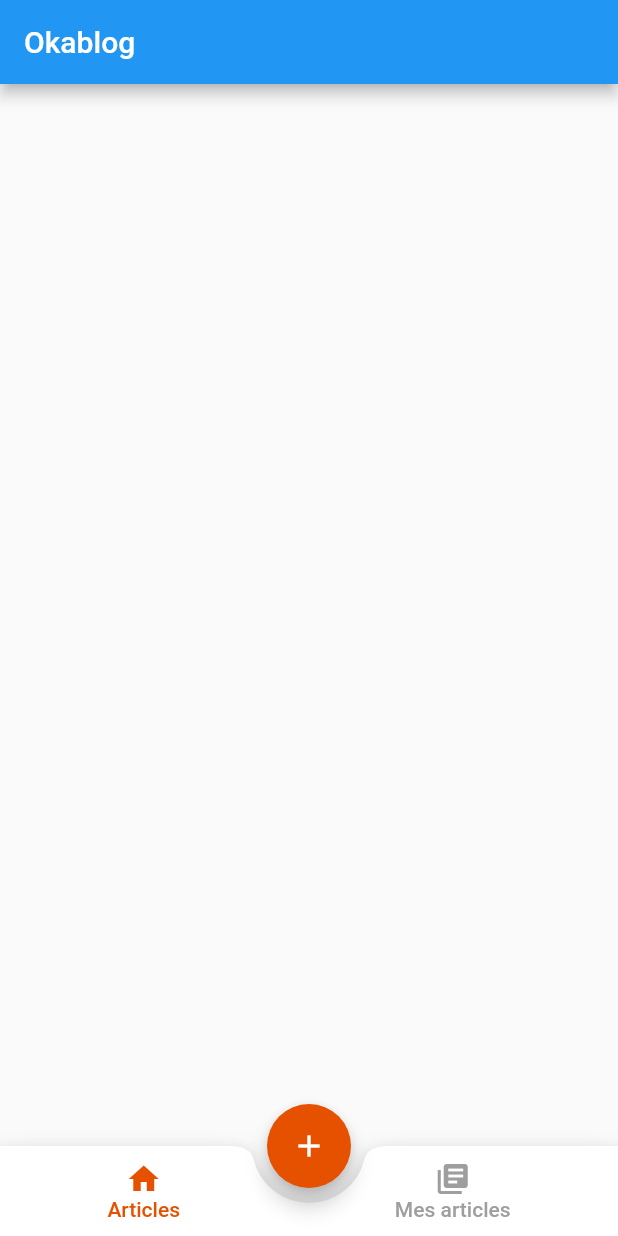
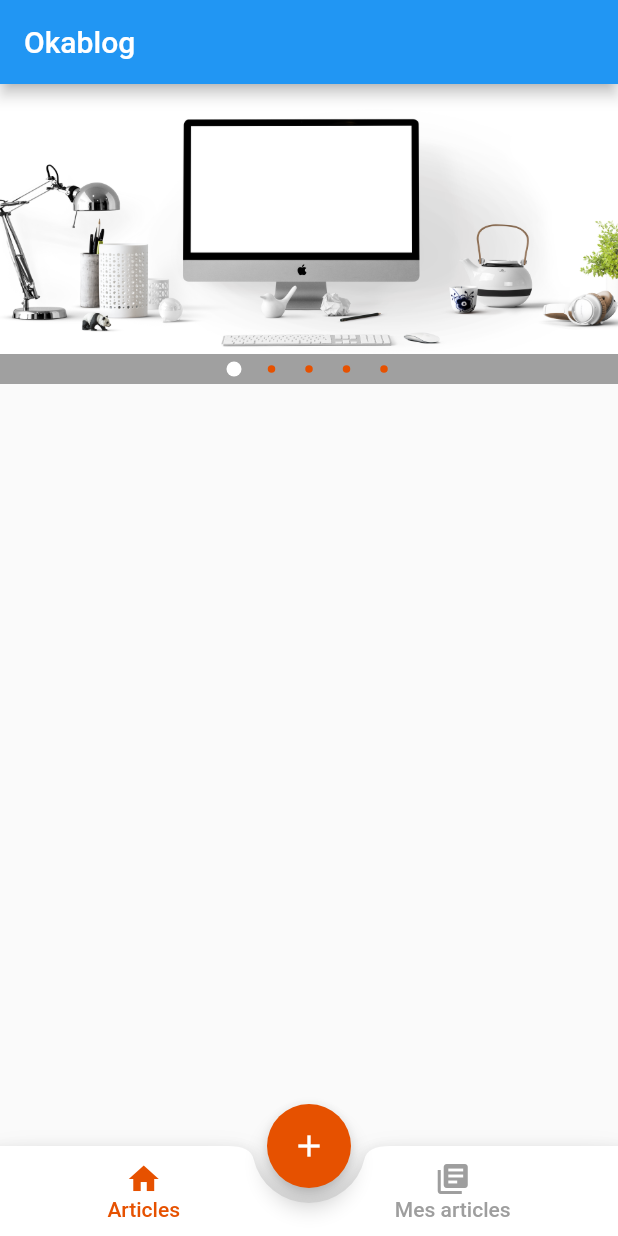
Before and after one commit to adrienmaloba/okablog, a Flutter app: the screen it shows after launch, on a phone screen of 412 x 824 dp. Run offline on Flutter 3.47's test engine with Material 2 defaults, Android fonts, the phone set to English and light mode, and no system bars; drawn by our look-alikes of carousel_pro; our stand-ins replace simple_animations.

Commit message:
[UI] Add carousel

```diff
--- a/lib/Interfaces/dashboard.dart
+++ b/lib/Interfaces/dashboard.dart
@@ -1,3 +1,4 @@
+import 'package:carousel_pro/carousel_pro.dart';
 import 'package:flutter/material.dart';
 
 class Dashboard extends StatefulWidget {
@@ -10,10 +11,36 @@ class Dashboard extends StatefulWidget {
 class _Dashboard extends State<Dashboard> {
   @override
   Widget build(BuildContext context) {
+    Widget carousel = Container(
+      height: 200,
+      child: Carousel(
+        boxFit: BoxFit.fitWidth,
+        images: [
+          AssetImage('img/slide1.jpg'),
+          AssetImage('img/slide2.jpg'),
+          AssetImage('img/slide3.jpg'),
+          AssetImage('img/slide4.jpg'),
+          AssetImage('img/slide5.jpg'),
+        ],
+        autoplay: true,
+        indicatorBgPadding: 5.0,
+        dotColor: Colors.orange[900],
+        dotSize: 5.0,
+        overlayShadow: true,
+        overlayShadowColors: Colors.white,
+        overlayShadowSize: 0.7,
+        animationDuration: Duration(milliseconds: 1000),
+      ),
+    );
     return Scaffold(
       appBar: AppBar(
         title: Text('Okablog'),
       ),
+      body: ListView(
+        children: <Widget>[
+          carousel
+        ],
+      ),
     );
   }
 }
--- a/lib/app.dart
+++ b/lib/app.dart
@@ -1,6 +1,7 @@
 import 'package:akablog/Interfaces/myarticle.dart';
 import 'package:flutter/cupertino.dart';
 import 'package:flutter/material.dart';
+import 'package:carousel_pro/carousel_pro.dart';
 
 import 'Interfaces/categories.dart';
 import 'Interfaces/dashboard.dart';
@@ -25,6 +26,8 @@ class _App extends State<App>{
   Widget currentScreen = Dashboard();
 
   var colorOrange = Colors.orange[900];
+
+
 
   @override
   Widget build(BuildContext context) {
```
Also changed, not shown: pubspec.yaml (+8 -0 lines), pubspec.lock.
